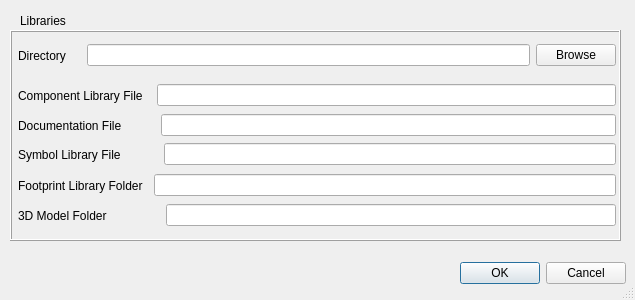
The window that library-loader/kicadsettings.ui (Dheemn/library-loader) describes before a commit, drawn with Qt 5.
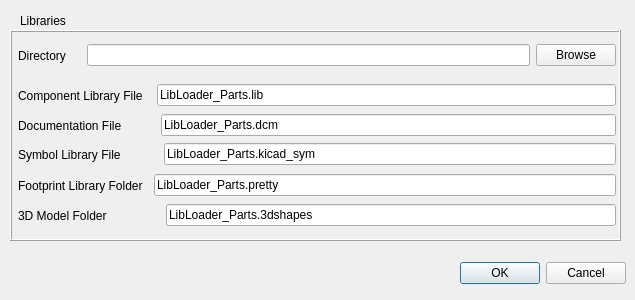
The same window after the commit.

Commit message: Connected both MainWindow and KicadSettings windows to enable sharing of data, fixed a race condition like situation where a method was executed twice

The edit to the form file:
```diff
--- a/library-loader/kicadsettings.ui
+++ b/library-loader/kicadsettings.ui
@@ -25,9 +25,6 @@
   <property name="windowTitle">
    <string>KiCad Settings</string>
   </property>
-  <property name="sizeGripEnabled">
-   <bool>true</bool>
-  </property>
   <widget class="QDialogButtonBox" name="kicad_settings_box">
    <property name="geometry">
     <rect>
@@ -225,6 +222,9 @@
      </item>
      <item>
       <widget class="QLineEdit" name="comp_libfile_name">
+       <property name="text">
+        <string>LibLoader_Parts.lib</string>
+       </property>
        <property name="readOnly">
         <bool>true</bool>
        </property>
@@ -299,6 +299,9 @@
      </item>
      <item>
       <widget class="QLineEdit" name="doc_file_name">
+       <property name="text">
+        <string>LibLoader_Parts.dcm</string>
+       </property>
        <property name="readOnly">
         <bool>true</bool>
        </property>
@@ -373,6 +376,9 @@
      </item>
      <item>
       <widget class="QLineEdit" name="fp_libdir_name">
+       <property name="text">
+        <string>LibLoader_Parts.pretty</string>
+       </property>
        <property name="readOnly">
         <bool>true</bool>
        </property>
@@ -447,6 +453,9 @@
      </item>
      <item>
       <widget class="QLineEdit" name="model_dir_name">
+       <property name="text">
+        <string>LibLoader_Parts.3dshapes</string>
+       </property>
        <property name="readOnly">
         <bool>true</bool>
        </property>
@@ -521,6 +530,9 @@
      </item>
      <item>
       <widget class="QLineEdit" name="sym_libfile_name">
+       <property name="text">
+        <string>LibLoader_Parts.kicad_sym</string>
+       </property>
        <property name="readOnly">
         <bool>true</bool>
        </property>
```
The commit also changes 4 other files.
